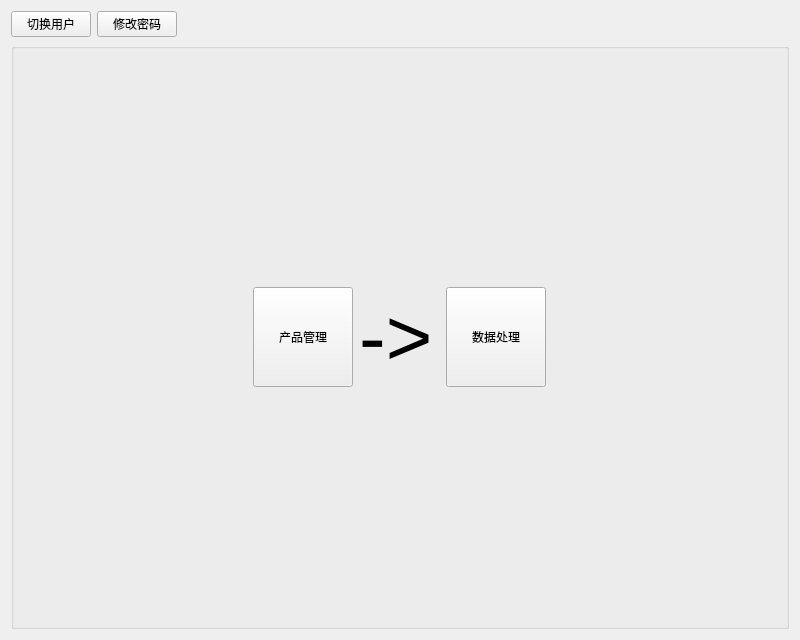
Old version of the form src/ui/mainWindow.ui in the repository CcooLcyy/checker.
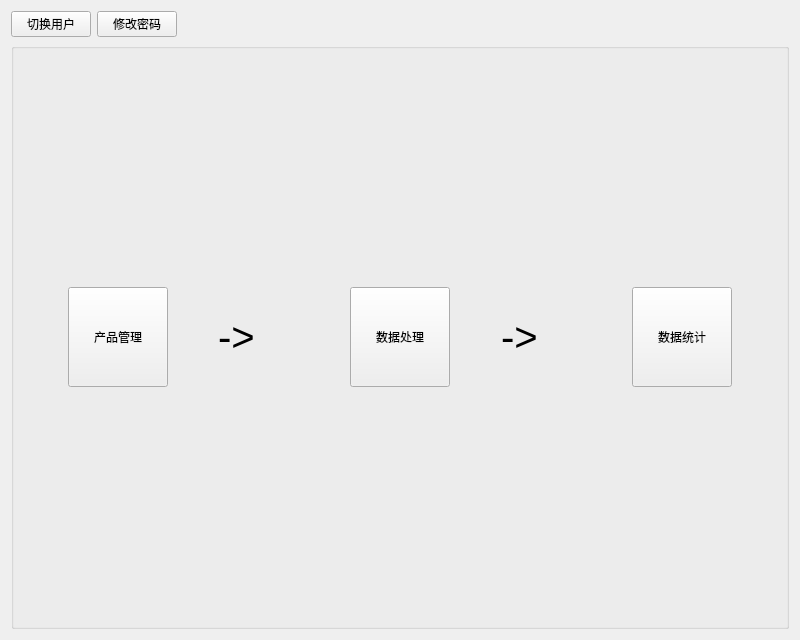
New version of the form.

Commit message: 统计界面完成打标时间显示

```diff
--- a/src/ui/mainWindow.ui
+++ b/src/ui/mainWindow.ui
@@ -50,9 +50,20 @@
      <property name="title">
       <string/>
      </property>
-     <layout class="QGridLayout" name="gridLayout">
-      <item row="0" column="0">
        <layout class="QHBoxLayout" name="horizontalLayout">
+      <item>
+       <spacer name="horizontalSpacer_2">
+        <property name="orientation">
+         <enum>Qt::Horizontal</enum>
+        </property>
+        <property name="sizeHint" stdset="0">
+         <size>
+          <width>37</width>
+          <height>20</height>
+         </size>
+        </property>
+       </spacer>
+      </item>
         <item>
          <widget class="QPushButton" name="toProductManageWindowButton">
           <property name="minimumSize">
@@ -72,6 +83,19 @@
           </property>
          </widget>
         </item>
+      <item>
+       <spacer name="horizontalSpacer_3">
+        <property name="orientation">
+         <enum>Qt::Horizontal</enum>
+        </property>
+        <property name="sizeHint" stdset="0">
+         <size>
+          <width>37</width>
+          <height>20</height>
+         </size>
+        </property>
+       </spacer>
+      </item>
         <item>
          <widget class="QLabel" name="label">
           <property name="minimumSize">
@@ -88,7 +112,7 @@
           </property>
           <property name="font">
            <font>
-            <pointsize>60</pointsize>
+          <pointsize>30</pointsize>
            </font>
           </property>
           <property name="text">
@@ -96,6 +120,19 @@
           </property>
          </widget>
         </item>
+      <item>
+       <spacer name="horizontalSpacer_4">
+        <property name="orientation">
+         <enum>Qt::Horizontal</enum>
+        </property>
+        <property name="sizeHint" stdset="0">
+         <size>
+          <width>37</width>
+          <height>20</height>
+         </size>
+        </property>
+       </spacer>
+      </item>
         <item>
          <widget class="QPushButton" name="toDataWindowButton">
           <property name="minimumSize">
@@ -115,7 +152,87 @@
           </property>
          </widget>
         </item>
-       </layout>
+      <item>
+       <spacer name="horizontalSpacer_5">
+        <property name="orientation">
+         <enum>Qt::Horizontal</enum>
+        </property>
+        <property name="sizeHint" stdset="0">
+         <size>
+          <width>37</width>
+          <height>20</height>
+         </size>
+        </property>
+       </spacer>
+      </item>
+      <item>
+       <widget class="QLabel" name="label_2">
+        <property name="minimumSize">
+         <size>
+          <width>81</width>
+          <height>81</height>
+         </size>
+        </property>
+        <property name="maximumSize">
+         <size>
+          <width>81</width>
+          <height>100</height>
+         </size>
+        </property>
+        <property name="font">
+         <font>
+          <pointsize>30</pointsize>
+         </font>
+        </property>
+        <property name="text">
+         <string>-&gt;</string>
+        </property>
+       </widget>
+      </item>
+      <item>
+       <spacer name="horizontalSpacer_6">
+        <property name="orientation">
+         <enum>Qt::Horizontal</enum>
+        </property>
+        <property name="sizeHint" stdset="0">
+         <size>
+          <width>37</width>
+          <height>20</height>
+         </size>
+        </property>
+       </spacer>
+      </item>
+      <item>
+       <widget class="QPushButton" name="toStateWindowButton">
+        <property name="minimumSize">
+         <size>
+          <width>100</width>
+          <height>100</height>
+         </size>
+        </property>
+        <property name="maximumSize">
+         <size>
+          <width>100</width>
+          <height>100</height>
+         </size>
+        </property>
+        <property name="text">
+         <string>数据统计</string>
+        </property>
+       </widget>
+      </item>
+      <item>
+       <spacer name="horizontalSpacer_7">
+        <property name="orientation">
+         <enum>Qt::Horizontal</enum>
+        </property>
+        <property name="sizeHint" stdset="0">
+         <size>
+          <width>37</width>
+          <height>20</height>
+         </size>
+        </property>
+       </spacer>
       </item>
      </layout>
     </widget>
```
Lines whose indentation alone changed are shown as unchanged. The commit also changes 28 other files.
